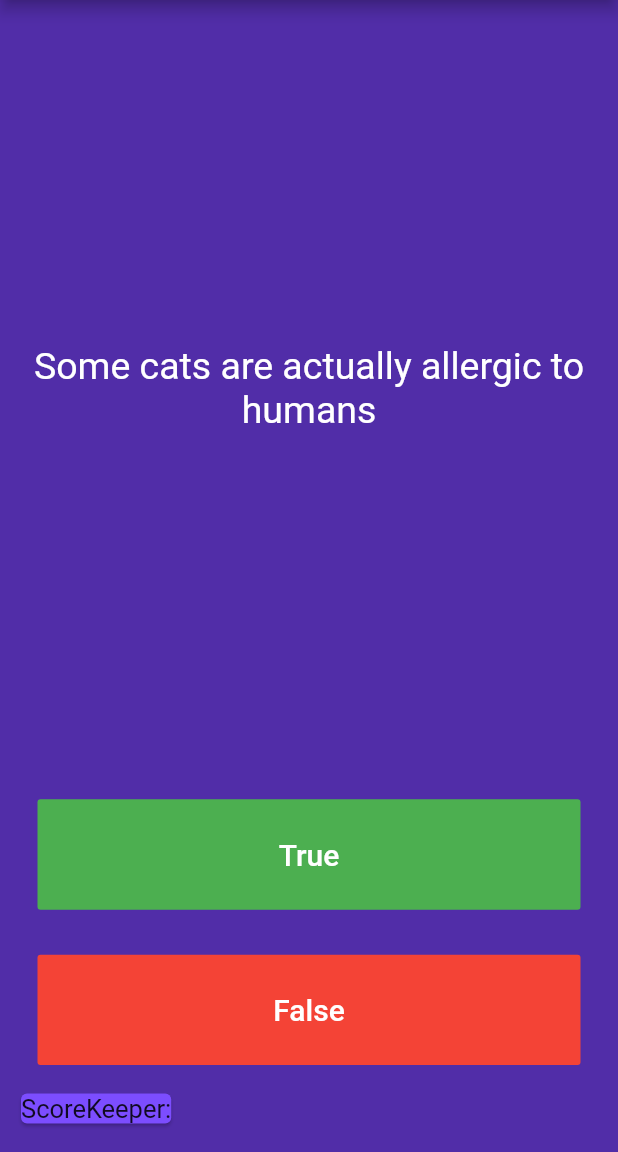
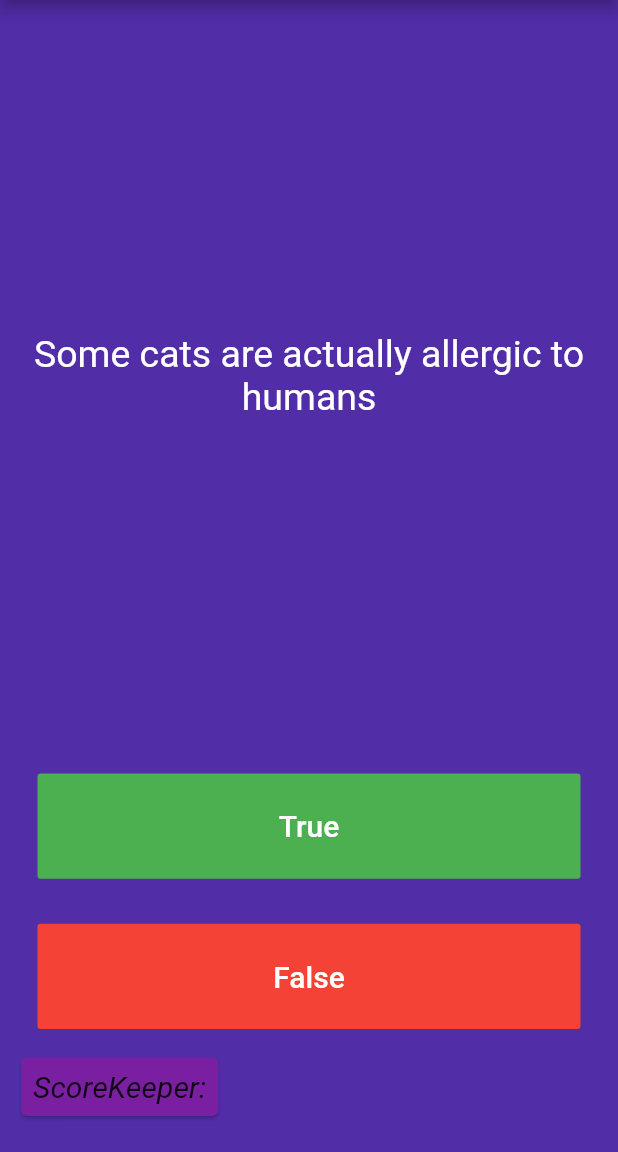
Before and after one commit to AnomDevgun/AppDev, a Flutter app: the screen it shows after launch, on a phone screen of 412 x 824 dp, the part 84-1236 px from its top. Run offline on Flutter 3.47's test engine with Material 2 defaults, Android fonts, the phone set to English and light mode, and no system bars; our stand-ins replace audioplayers.

Commit message:
working on quizzler

```diff
--- a/quizzler-flutter/lib/main.dart
+++ b/quizzler-flutter/lib/main.dart
@@ -74,11 +74,14 @@ class _QuizPageState extends State<QuizPage> {
   }
 
   List<Widget> scoreKeep = [
-    Card(
-      color: Color(0xFF7C4DFF),
-      child: Text(
-        'ScoreKeeper:',
-        style: TextStyle(fontSize: 17),
+    FittedBox(
+      child: Padding(
+        padding: const EdgeInsets.all(8.0),
+        child: Text(
+          'ScoreKeeper:',
+          style: TextStyle(
+              fontSize: 20, color: Colors.black87, fontStyle: FontStyle.italic),
+        ),
       ),
     ),
   ];
@@ -161,13 +164,16 @@ class _QuizPageState extends State<QuizPage> {
         ),
         SingleChildScrollView(
           scrollDirection: Axis.horizontal,
-          child: Row(
-            children: scoreKeep,
+          child: Card(
+            color: Colors.purple.shade700,
+            child: Row(
+              children: scoreKeep,
+            ),
           ),
         ),
         SizedBox(
           width: double.infinity,
-          height: 15,
+          height: 20,
         ),
       ],
     );
```
